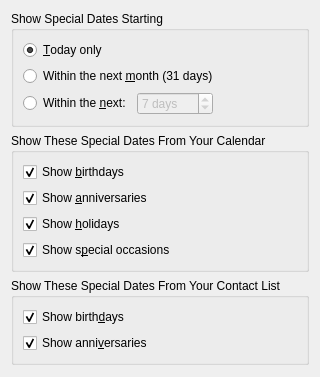
Qt form kontact/plugins/specialdates/sdsummaryconfig_base.ui (chusopr/kdepim-ktimetracker-akonadi) before a commit.
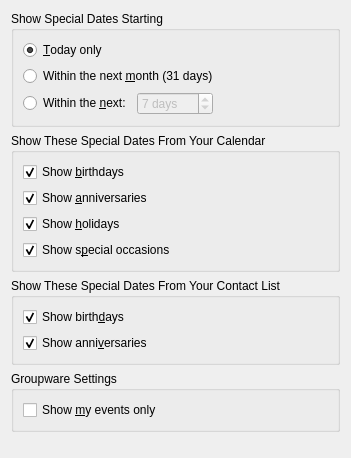
The same form after that commit.

Commit message: New feature: show events from my calendar only MERGE: none

```diff
--- a/kontact/plugins/specialdates/sdsummaryconfig_base.ui
+++ b/kontact/plugins/specialdates/sdsummaryconfig_base.ui
@@ -4,10 +4,18 @@
  <comment>Configuration page for the Korganizer Special Dates Summary</comment>
  <class>SDSummaryConfig_Base</class>
  <widget class="QWidget" name="SDSummaryConfig_Base">
+  <property name="geometry">
+   <rect>
+    <x>0</x>
+    <y>0</y>
+    <width>351</width>
+    <height>458</height>
+   </rect>
+  </property>
   <property name="windowTitle">
    <string>Special Dates Summary Configuration</string>
   </property>
-  <layout class="QVBoxLayout">
+  <layout class="QVBoxLayout" name="verticalLayout_5">
    <item>
     <widget class="QGroupBox" name="mDaysGroup">
      <property name="title">
@@ -170,6 +178,28 @@
      </layout>
     </widget>
    </item>
+   <item>
+    <widget class="QGroupBox" name="groupBox">
+     <property name="title">
+      <string>Groupware Settings</string>
+     </property>
+     <layout class="QVBoxLayout" name="verticalLayout_4">
+      <item>
+       <widget class="QCheckBox" name="mShowMineOnly">
+        <property name="toolTip">
+         <string>Show events belonging to my calendars only</string>
+        </property>
+        <property name="whatsThis">
+         <string>Check this box if you want the summary to show events belonging to your calendars only.</string>
+        </property>
+        <property name="text">
+         <string>Show &amp;my events only</string>
+        </property>
+       </widget>
+      </item>
+     </layout>
+    </widget>
+   </item>
    <item>
     <spacer>
      <property name="orientation">
```
Left out of the diff: 2 changed lines with no effect on the pictures. The commit also changes 4 other files.
